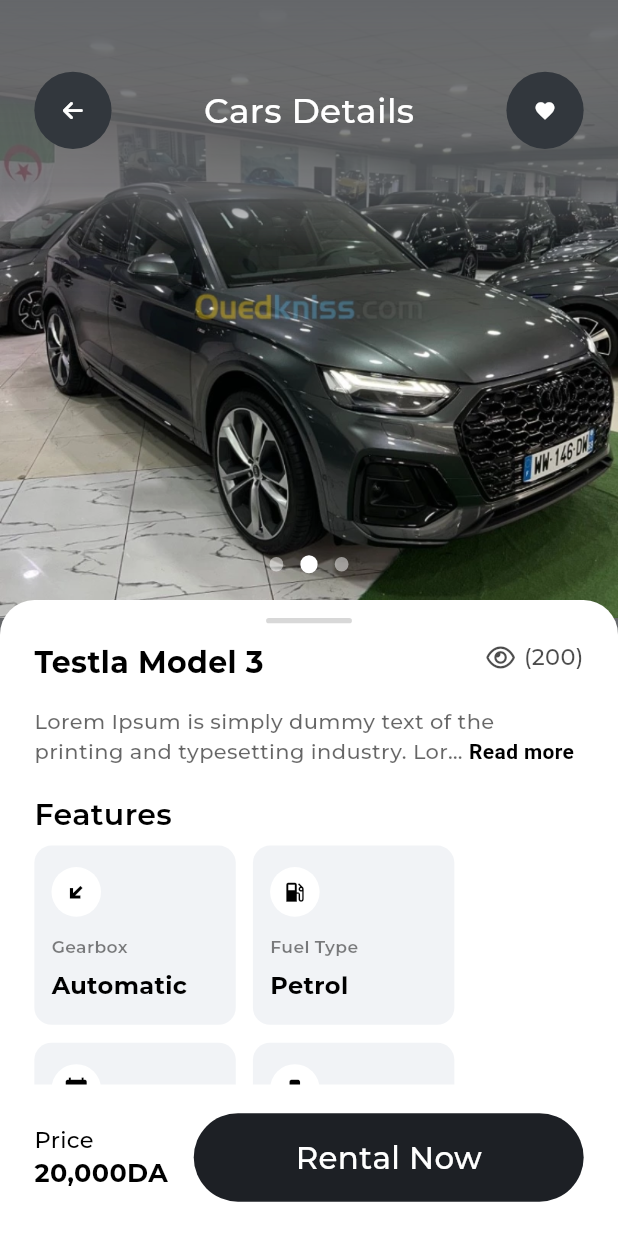
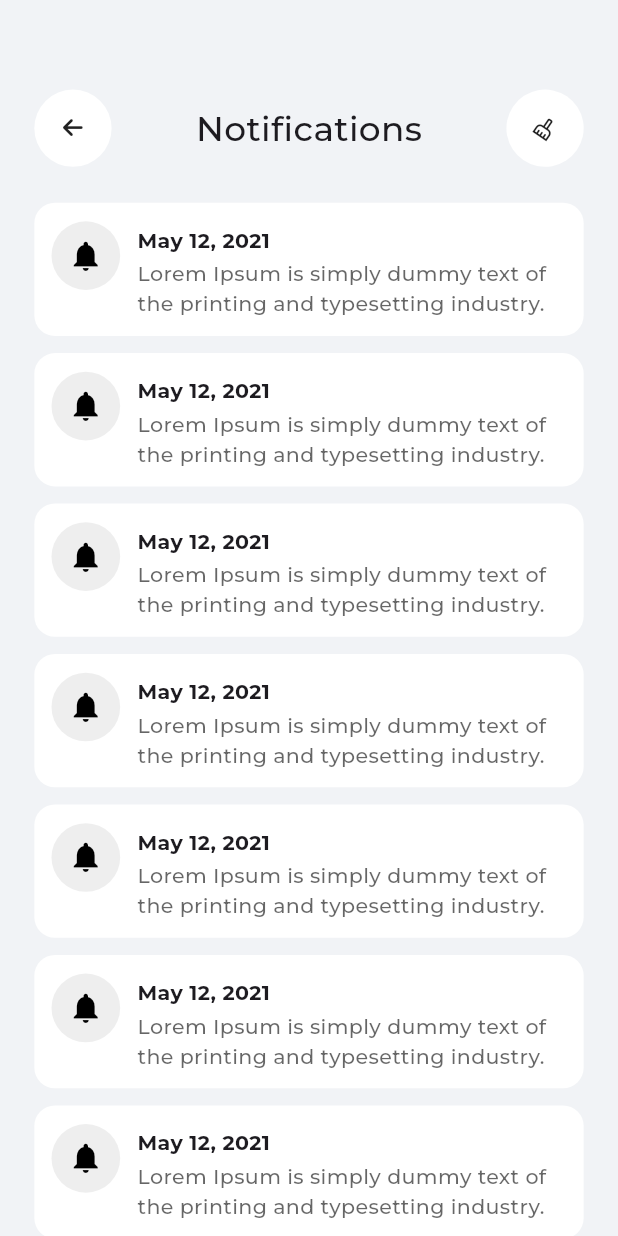
Before and after one commit to Kind-Unes/Wassit-Rental-App, a Flutter app: the screen it shows after launch, on a phone screen of 412 x 824 dp. Run offline on Flutter 3.47's test engine with Material 3 defaults, Android fonts, the phone set to English and light mode, and no system bars; drawn by our look-alikes of readmore; our stand-ins replace animated_bottom_navigation_bar, cached_network_image, carousel_slider, cherry_toast, dartz, firebase_auth and 13 more; missing offline and left inert: feedback, firebase_cloud_firestore, flutter_email_sender; accounts and stored records are empty; project files that could hold a hidden picture were left out.

Commit message:
added notificatinos page

```diff
--- a/lib/main.dart
+++ b/lib/main.dart
@@ -3,12 +3,11 @@
 import 'package:flutter/services.dart';
 import 'package:flutter_bloc/flutter_bloc.dart';
 import 'package:flutter_screenutil/flutter_screenutil.dart';
-import 'package:google_fonts/google_fonts.dart';
 import 'package:wassit_cars_rental_app/firebase_options.dart';
 import 'package:wassit_cars_rental_app/src/bloc/bottom_nav_bar_cubit.dart';
 import 'package:wassit_cars_rental_app/src/core/font_family.dart';
 import 'package:wassit_cars_rental_app/src/presentation/car-details/car_details_screen.dart';
-import 'package:wassit_cars_rental_app/src/presentation/profile/profile_screen.dart';
+import 'package:wassit_cars_rental_app/src/presentation/notifications/notifications_screen.dart';
 import 'src/injection_container.dart';
 import 'package:timezone/data/latest.dart' as tz;
 
@@ -71,7 +70,7 @@
                   builder: (context) {
                     ScreenUtil.init(context);
 
-                    return const CarDetailsScreen();
+                    return const NotificationsScreen();
                   },
                 );
               },
--- a/lib/src/presentation/car-details/car_details_screen.dart
+++ b/lib/src/presentation/car-details/car_details_screen.dart
@@ -1,4 +1,5 @@
 import 'package:flutter/material.dart';
+import 'package:flutter/services.dart';
 import 'package:flutter_screenutil/flutter_screenutil.dart';
 import 'package:font_awesome_flutter/font_awesome_flutter.dart';
 import 'package:gap/gap.dart';
@@ -20,6 +21,14 @@
   @override
   void initState() {
     initPage();
+    SystemChrome.setSystemUIOverlayStyle(const SystemUiOverlayStyle(
+      statusBarColor: Colors.transparent,
+      statusBarIconBrightness: Brightness.light,
+      statusBarBrightness: Brightness.light,
+      systemNavigationBarColor: Colors.transparent,
+      systemNavigationBarIconBrightness: Brightness.light,
+      systemNavigationBarDividerColor: Colors.transparent,
+    ));
     super.initState();
   }
 
@@ -231,13 +240,18 @@
                                 TextStyle(color: Colors.black.withOpacity(.6)),
                           ),
                           Gap(15.h),
-                          const Text(
+                          const Row(
+                            mainAxisAlignment: MainAxisAlignment.spaceBetween,
+                            children: [
+                              Text(
                                 "Features",
                                 maxLines: 4,
                                 style: TextStyle(
                                     color: Colors.black,
                                     fontSize: 20,
                                     fontWeight: FontWeight.w600),
+                              ),
+                            ],
                           ),
                           Gap(5.h),
                           //
--- /dev/null
+++ b/lib/src/presentation/notifications/notifications_screen.dart
@@ -0,0 +1,160 @@
+import 'package:flutter/material.dart';
+import 'package:flutter/services.dart';
+import 'package:flutter_screenutil/flutter_screenutil.dart';
+import 'package:font_awesome_flutter/font_awesome_flutter.dart';
+import 'package:gap/gap.dart';
+import 'package:wassit_cars_rental_app/src/core/app_color.dart';
+import 'package:wassit_cars_rental_app/src/core/app_extension.dart';
+import 'package:wassit_cars_rental_app/src/presentation/favorites/favorites_screen.dart';
+
+class NotificationsScreen extends StatefulWidget {
+  const NotificationsScreen({super.key});
+
+  @override
+  State<NotificationsScreen> createState() => _NotificationsScreenState();
+}
+
+class _NotificationsScreenState extends State<NotificationsScreen> {
+  bool isPageLoading = true;
+
+  @override
+  void initState() {
+    initPage();
+    SystemChrome.setSystemUIOverlayStyle(const SystemUiOverlayStyle(
+      statusBarColor: Colors.transparent,
+      statusBarIconBrightness: Brightness.dark,
+      statusBarBrightness: Brightness.dark,
+      systemNavigationBarColor: Colors.transparent,
+      systemNavigationBarIconBrightness: Brightness.dark,
+      systemNavigationBarDividerColor: Colors.transparent,
+    ));
+    super.initState();
+  }
+
+  initPage() {
+    setState(() {
+      isPageLoading = true;
+    });
+
+    setState(() {
+      isPageLoading = false;
+    });
+  }
+
+  @override
+  Widget build(BuildContext context) {
+    return Scaffold(
+        backgroundColor: AppColors.backgroundColor2,
+        body: Padding(
+          padding: EdgeInsets.symmetric(
+            horizontal: 20.w,
+          ),
+          child: SingleChildScrollView(
+            child: Column(
+              children: [
+                Gap(50.h),
+                Row(
+                  mainAxisAlignment: MainAxisAlignment.spaceBetween,
+                  children: [
+                    MyIconButton(
+                      size: 45.sp,
+                      icon: FontAwesomeIcons.arrowLeft,
+                      onTap: () {},
+                      iconSize: 15,
+                    ),
+                    Center(
+                      child: Text(
+                        "Notifications",
+                        style: TextStyle(
+                            fontSize: 20.sp, fontWeight: FontWeight.w500),
+                      ),
+                    ),
+                    Transform.rotate(
+                      angle: 0.6,
+                      child: MyIconButton(
+                        size: 45.sp,
+                        icon: Icons.cleaning_services_outlined,
+                        onTap: () {},
+                        iconSize: 15,
+                      ),
+                    ),
+                  ],
+                ),
+                //
+                Gap(20.h),
+
+                const NotificationElement(),
+                const NotificationElement(),
+                const NotificationElement(),
+                const NotificationElement(),
+                const NotificationElement(),
+                const NotificationElement(),
+                const NotificationElement(),
+                const NotificationElement(),
+                const NotificationElement(),
+                const NotificationElement(),
+                const NotificationElement(),
+              ],
+            ),
+          ),
+        ));
+  }
+}
+
+class NotificationElement extends StatelessWidget {
+  const NotificationElement({
+    super.key,
+  });
+
+  @override
+  Widget build(BuildContext context) {
+    return Container(
+      width: context.width,
+      margin: EdgeInsets.only(bottom: 10.w),
+      decoration: BoxDecoration(
+          borderRadius: BorderRadius.circular(12.r), color: Colors.white),
+      padding: EdgeInsets.all(10.sp),
+      child: Row(
+        crossAxisAlignment: CrossAxisAlignment.start,
+        children: [
+          //
+          Container(
+            width: 40.w,
+            height: 40.h,
+            decoration:
+                BoxDecoration(shape: BoxShape.circle, color: Colors.grey[200]),
+            child: const Icon(
+              Icons.notifications,
+              color: Colors.black,
+            ),
+          ),
+          Gap(10.w),
+          Expanded(
+            child: Column(
+              crossAxisAlignment: CrossAxisAlignment.start,
+              mainAxisAlignment: MainAxisAlignment.center,
+              children: [
+                //
+                Gap(3.h),
+                Text(
+                  "May 12, 2021",
+                  style:
+                      TextStyle(fontSize: 12.sp, fontWeight: FontWeight.bold),
+                ),
+                Gap(2.h),
+                Text(
+                  "Lorem Ipsum is simply dummy text of the printing and typesetting industry.",
+                  style: TextStyle(
+                      color: Colors.black.withOpacity(.6),
+                      fontSize: 12.sp,
+                      fontWeight: FontWeight.w500),
+                ),
+              ],
+            ),
+          )
+          //
+        ],
+      ),
+    );
+  }
+}
```
Also changed, not shown: lib/src/presentation/home/home_screen.dart (line endings or trailing spaces). Lines whose indentation alone changed are shown as unchanged.
